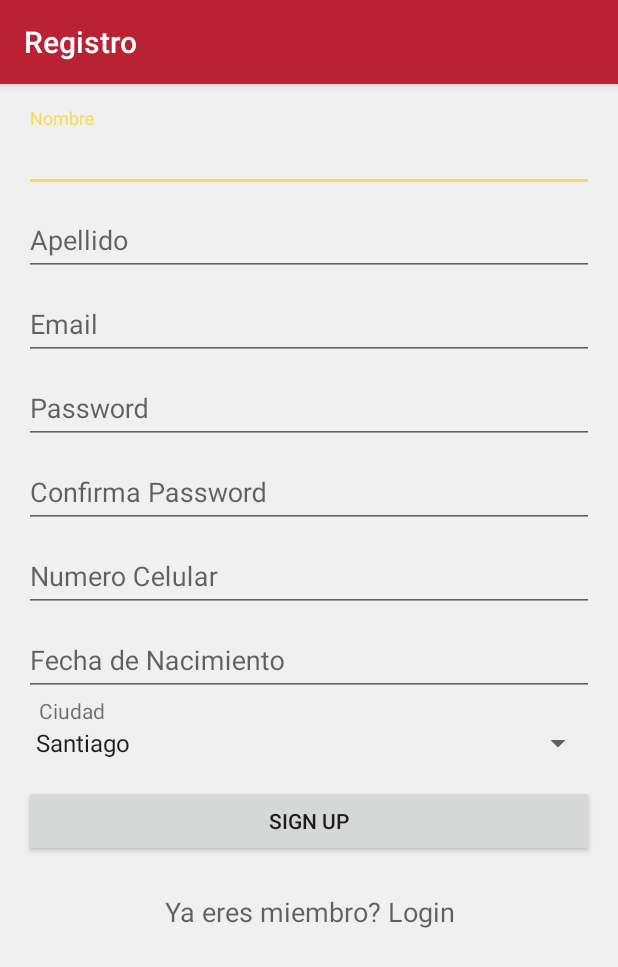
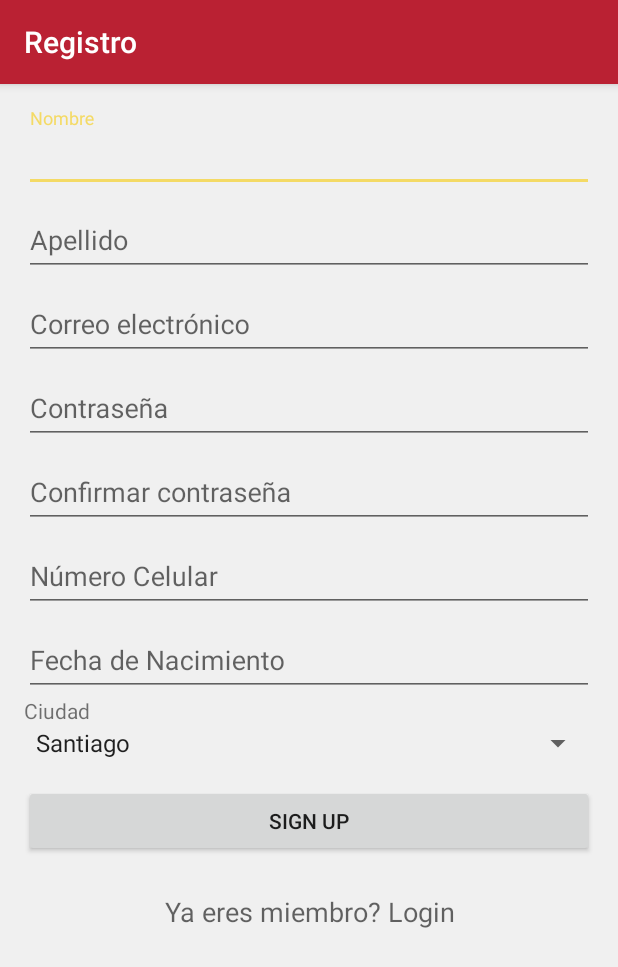
Before and after one commit to fergbrambila/AlertaMovilApp, an Android app: the RegisterActivity screen opened directly, with no data from a screen before it, on a phone screen of 412 x 824 dp. Shown: the top 967 px of the screen. Run offline under Robolectric (Android 15) with nearby library versions, the phone set to English and light mode, and no system bars; 2 statements that could not run were skipped.

Commit message:
se hicieron correcciones a algunos strings, se movieron  a string.xml

```diff
--- a/app/src/main/java/com/example/moviles/alertamovilapp/MainActivity.java
+++ b/app/src/main/java/com/example/moviles/alertamovilapp/MainActivity.java
@@ -103,7 +103,7 @@ public class MainActivity extends AppCompatActivity
             Toast.makeText(getApplicationContext(),"Reportes Seguidos",Toast.LENGTH_SHORT).show();
             fm.beginTransaction().replace(R.id.content_frame, new SeguidosFragment()).commit();
         } else if (id == R.id.nav_emergencias) {
-            Toast.makeText(getApplicationContext(),"Numeros de Emergencia",Toast.LENGTH_SHORT).show();
+            Toast.makeText(getApplicationContext(),"Números de Emergencia",Toast.LENGTH_SHORT).show();
             fm.beginTransaction().replace(R.id.content_frame, new EmergenciasFragment()).commit();
         } else if (id == R.id.nav_ayuda) {
             Toast.makeText(getApplicationContext(),"Ayuda",Toast.LENGTH_SHORT).show();
--- a/app/src/main/res/layout/activity_login.xml
+++ b/app/src/main/res/layout/activity_login.xml
@@ -46,7 +46,7 @@
                     android:layout_width="match_parent"
                     android:layout_height="wrap_content"
                     android:id="@+id/email"
-                    android:hint="Email"
+                    android:hint="@string/login_correo_electronico_hint"
                     android:inputType="textEmailAddress" />
 
             </android.support.design.widget.TextInputLayout>
@@ -63,7 +63,7 @@
                     android:inputType="textPassword"
                     android:ems="10"
                     android:id="@+id/password"
-                    android:hint="Password" />
+                    android:hint="@string/contrasena_hint" />
 
             </android.support.design.widget.TextInputLayout>
 
@@ -78,7 +78,7 @@
                 android:layout_width="match_parent"
                 android:layout_height="wrap_content"
                 android:textAppearance="?android:attr/textAppearanceMedium"
-                android:text="No tienes una cuenta? Crea una"
+                android:text="¿No tienes una cuenta? Crea una"
                 android:id="@+id/link_signup"
                 android:layout_marginTop="24dp"
                 android:gravity="center"
--- a/app/src/main/res/layout/activity_register.xml
+++ b/app/src/main/res/layout/activity_register.xml
@@ -38,7 +38,7 @@
                     android:layout_width="match_parent"
                     android:layout_height="wrap_content"
                     android:id="@+id/nombre"
-                    android:hint="Nombre"
+                    android:hint="@string/registro_nombre_hint"
                     android:inputType="textPersonName"
                     android:layout_gravity="right" />
 
@@ -53,7 +53,7 @@
                     android:layout_width="match_parent"
                     android:layout_height="wrap_content"
                     android:id="@+id/apellido"
-                    android:hint="Apellido"
+                    android:hint="@string/registro_apellido_hint"
                     android:inputType="textPersonName"
                     android:layout_gravity="right" />
 
@@ -68,7 +68,7 @@
                     android:layout_width="match_parent"
                     android:layout_height="wrap_content"
                     android:id="@+id/email"
-                    android:hint="Email"
+                    android:hint="@string/registro_correo_electronico_hint"
                     android:inputType="textEmailAddress" />
 
             </android.support.design.widget.TextInputLayout>
@@ -84,7 +84,7 @@
                     android:inputType="textPassword"
                     android:ems="10"
                     android:id="@+id/password"
-                    android:hint="Password" />
+                    android:hint="@string/registro_contrasena_hint" />
 
             </android.support.design.widget.TextInputLayout>
 
@@ -99,7 +99,7 @@
                     android:inputType="textPassword"
                     android:ems="10"
                     android:id="@+id/confirmpassword"
-                    android:hint="Confirma Password" />
+                    android:hint="@string/registro_confirmar_contrasena_hint" />
 
             </android.support.design.widget.TextInputLayout>
 
@@ -114,7 +114,7 @@
                     android:inputType="phone"
                     android:ems="10"
                     android:id="@+id/numerocelular"
-                    android:hint="Numero Celular" />
+                    android:hint="@string/registro_numero_celular_hint" />
 
             </android.support.design.widget.TextInputLayout>
 
@@ -128,7 +128,7 @@
                     android:layout_height="wrap_content"
                     android:ems="10"
                     android:id="@+id/fechanacimiento"
-                    android:hint="Fecha de Nacimiento"
+                    android:hint="@string/registro_fecha_de_nacimiento_hint"
                     android:inputType="date" />
 
             </android.support.design.widget.TextInputLayout>
@@ -142,7 +142,7 @@
                     android:layout_width="wrap_content"
                     android:layout_height="wrap_content"
                     android:textAppearance="?android:attr/textAppearanceSmall"
-                    android:text="   Ciudad"
+                    android:text="@string/registro_ciudad_hint"
                     android:id="@+id/textView5" />
 
                 <Spinner
--- a/app/src/main/res/menu/activity_main_drawer.xml
+++ b/app/src/main/res/menu/activity_main_drawer.xml
@@ -9,17 +9,17 @@
         <item android:id="@+id/nav_misreportes" android:icon="@android:drawable/ic_menu_slideshow"
             android:title="Mis Reportes" />
         <item android:id="@+id/nav_seguidos" android:icon="@android:drawable/ic_menu_manage"
-            android:title="Reportes en Segumiento" />
+            android:title="Reportes en Seguimiento" />
         <item android:id="@+id/nav_emergencias" android:icon="@android:drawable/ic_menu_slideshow"
             android:title="Numeros De Emergencia" />
         <item android:id="@+id/nav_ayuda" android:icon="@android:drawable/ic_menu_manage"
             android:title="Ayuda" />
         <item android:id="@+id/nav_somos" android:icon="@android:drawable/ic_menu_manage"
-            android:title="¿Qienes Somos?" />
+            android:title="¿Quienes Somos?" />
         <item android:id="@+id/nav_donar" android:icon="@android:drawable/ic_menu_send"
             android:title="Donar" />
         <item android:id="@+id/nav_cerrar" android:icon="@android:drawable/ic_menu_send"
-            android:title="Cerrar Cesión" />
+            android:title="Cerrar Sesión" />
     </group>
 
     <item android:title="Communicate">
--- a/app/src/main/res/values/strings.xml
+++ b/app/src/main/res/values/strings.xml
@@ -1,5 +1,7 @@
 <resources>
     <string name="app_name">AlertaMovilApp</string>
+
+    <string name="contrasena_hint">Contraseña</string>
 
     <string name="navigation_drawer_open">Open navigation drawer</string>
     <string name="navigation_drawer_close">Close navigation drawer</string>
@@ -22,4 +24,13 @@
     <string name="permission_rationale">"Contacts permissions are needed for providing email
         completions."
     </string>
+    <string name="login_correo_electronico_hint">Correo electrónico</string>
+    <string name="registro_nombre_hint">Nombre</string>
+    <string name="registro_apellido_hint">Apellido</string>
+    <string name="registro_correo_electronico_hint">Correo electrónico</string>
+    <string name="registro_contrasena_hint">Contraseña</string>
+    <string name="registro_confirmar_contrasena_hint">Confirmar contraseña</string>
+    <string name="registro_numero_celular_hint">Número Celular</string>
+    <string name="registro_fecha_de_nacimiento_hint">Fecha de Nacimiento</string>
+    <string name="registro_ciudad_hint">Ciudad</string>
 </resources>
```
